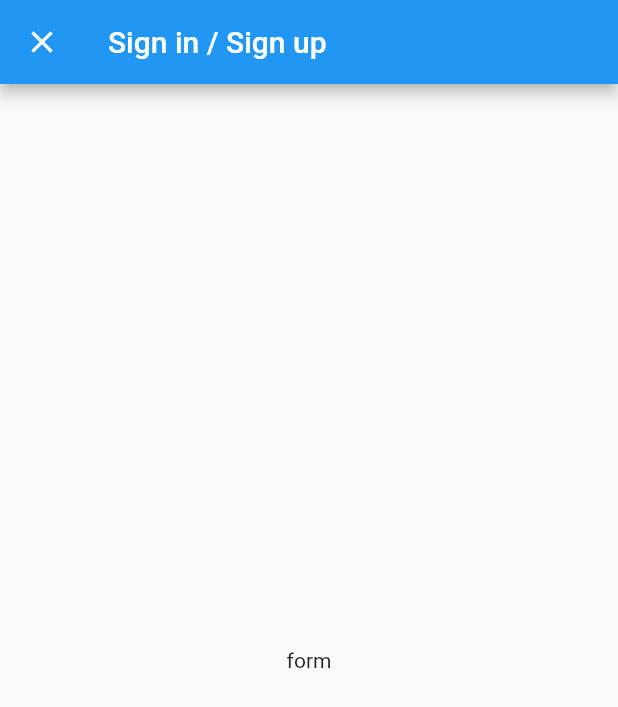
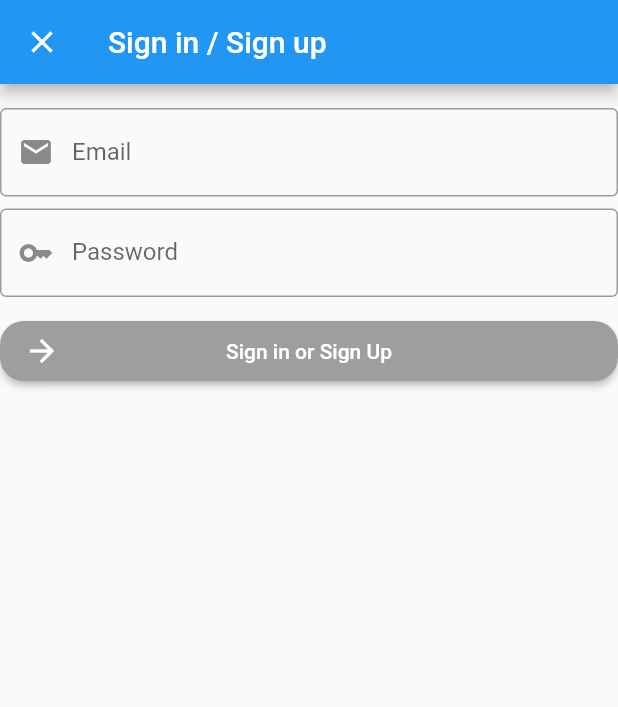
Before and after one commit to rifatyldz/f-88, a Flutter app: the screen it shows after launch, after a tap on "Sign in with e-mail and password", on a phone screen of 412 x 824 dp. Shown: the top 707 px of the screen. Run offline on Flutter 3.47's test engine with Material 2 defaults, Android fonts, the phone set to English and light mode, and no system bars.

Commit message:
sign in sign up forms created not func.

```diff
--- a/daily_planner/lib/sign_in_page.dart
+++ b/daily_planner/lib/sign_in_page.dart
@@ -31,19 +31,6 @@ class SignInPage extends StatelessWidget {
               height: 12,
             ),
             LoginButton(
-              buttonText: "Sign in with Google",
-              onPressed: () {},
-              textColor: Colors.black87,
-              buttonColor: Colors.white,
-              buttonIcon: Image.asset("images/google_logo.png"),
-            ),
-            LoginButton(
-              buttonText: "Sign in with Facebook",
-              onPressed: () {},
-              buttonColor: Color(0xFF334D92),
-              buttonIcon: Image.asset("images/facebook_logo.png"),
-            ),
-            LoginButton(
               buttonText: "Sign in with e-mail and password",
               onPressed: () => _emailGirisKayit(context),
               buttonColor: Colors.blue.shade600,
@@ -52,6 +39,26 @@ class SignInPage extends StatelessWidget {
                 size: 30,
               ),
             ),
+              SizedBox(height: 8,),
+
+            LoginButton(
+              buttonText: "Sign in with Google",
+              onPressed: () {},
+              textColor: Colors.black87,
+              buttonColor: Colors.white,
+              buttonIcon: Image.asset("images/google_logo.png"),
+            ),
+              SizedBox(height: 8,),
+
+            LoginButton(
+              buttonText: "Sign in with Facebook",
+              onPressed: () {},
+              buttonColor: Color(0xFF334D92),
+              buttonIcon: Image.asset("images/facebook_logo.png"),
+            ),
+              SizedBox(height: 8,),
+
+
             LoginButton(
               buttonText: "Guest",
               buttonColor: Colors.teal,
--- a/daily_planner/lib/sign_in_sign_up.dart
+++ b/daily_planner/lib/sign_in_sign_up.dart
@@ -1,4 +1,4 @@
-
+import 'package:daily_planner/widgets/log_in_buttons.dart';
 import 'package:flutter/material.dart';
 
 class emailGirisKayit extends StatefulWidget {
@@ -15,8 +15,37 @@ class _emailGirisKayitState extends State<emailGirisKayit> {
       appBar: AppBar(
         title: Text("Sign in / Sign up"),
       ),
-      body: Center(
-        child: Text("form"),
+      body: SingleChildScrollView(
+        child: Form(
+          child: Column(
+            children: [
+              SizedBox(height: 16),
+
+              TextFormField(
+                keyboardType: TextInputType.emailAddress,
+                decoration: InputDecoration(
+                  prefixIcon: Icon(Icons.mail),
+                  hintText: "Email",
+                  labelText: "Email",
+                  border: OutlineInputBorder(),
+                ),
+              ),
+              SizedBox(height: 8),
+              TextFormField(
+                obscureText: true,
+                decoration: InputDecoration(
+                  prefixIcon: Icon(Icons.key),
+                  hintText: "Password",
+                  labelText: "Password",
+                  border: OutlineInputBorder(),
+                ),
+              ),
+              SizedBox(height:12),
+
+              LoginButton(buttonText:"Sign in or Sign Up", buttonIcon: Icon(Icons.arrow_forward), onPressed: (){},),
+            ],
+          ),
+        ),
       ),
     );
   }
```
